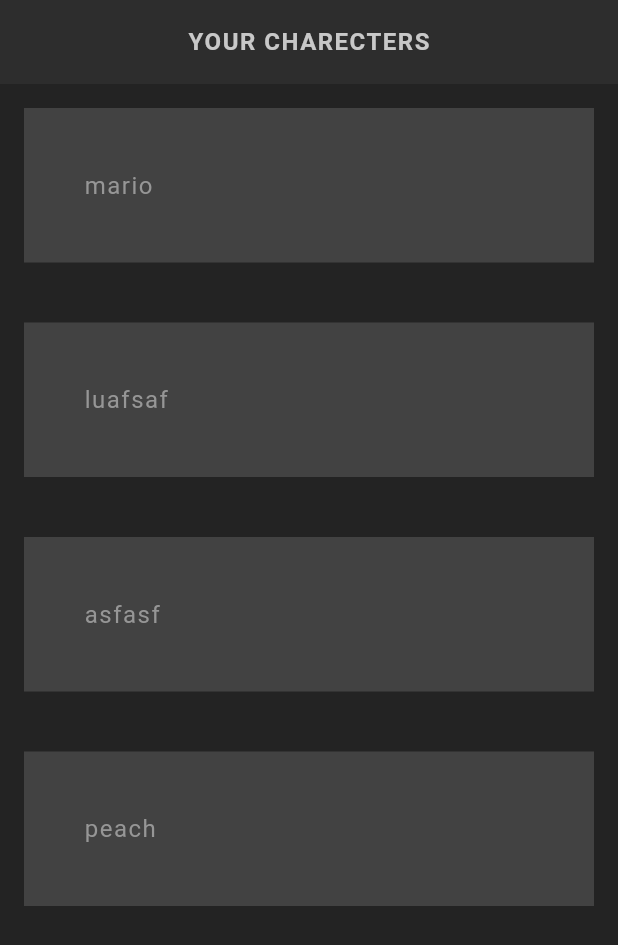
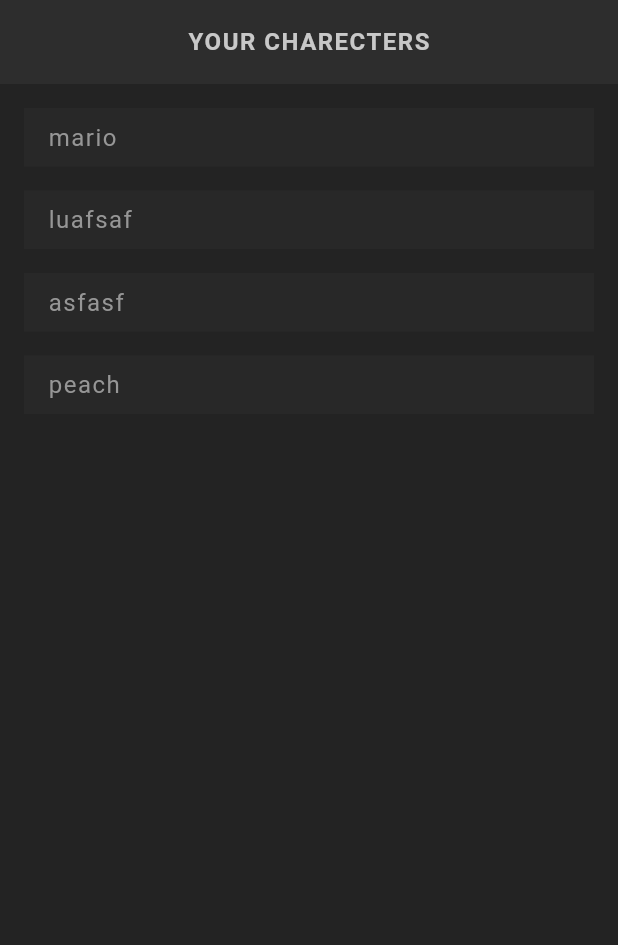
Before and after one commit to msalehabadi/flutter_rpg, a Flutter app: the screen it shows after launch, on a phone screen of 412 x 824 dp. Shown: the top 945 px of the screen. Run offline on Flutter 3.47's test engine with Material 3 defaults, Android fonts, the phone set to English and light mode, and no system bars; our stand-ins replace google_fonts; Roboto replaces fonts that are missing (Kanit).

Commit message:
add card widget for app

```diff
--- /dev/null
+++ b/lib/screens/home/character_card.dart
@@ -0,0 +1,19 @@
+import 'package:flutter/material.dart';
+
+class CharacterCard extends StatelessWidget {
+  const CharacterCard(this.character, {super.key});
+
+  final String character;
+
+  @override
+  Widget build(BuildContext context) {
+    return Card(
+      child: Padding(
+        padding: const EdgeInsets.symmetric(horizontal: 16, vertical: 8),
+        child: Row(
+          children: [Text(character)],
+        ),
+      ),
+    );
+  }
+}
--- a/lib/screens/home/home.dart
+++ b/lib/screens/home/home.dart
@@ -1,5 +1,6 @@
 import 'package:flutter/material.dart';
 import 'package:flutter_rpg/Shared/styled_text.dart';
+import 'package:flutter_rpg/screens/home/character_card.dart';
 
 class Home extends StatefulWidget {
   const Home({super.key});
@@ -25,12 +26,7 @@ class _HomeState extends State<Home> {
               child: ListView.builder(
                   itemCount: characters.length,
                   itemBuilder: (_, index) {
-                    return Container(
-                      color: Colors.grey[800],
-                      padding: const EdgeInsets.all(40),
-                      margin: const EdgeInsets.only(bottom: 40),
-                      child: Text(characters[index]),
-                    );
+                    return CharacterCard(characters[index]);
                   }))
         ]),
       ),
--- a/lib/theme.dart
+++ b/lib/theme.dart
@@ -46,6 +46,15 @@ ThemeData primaryTheme = ThemeData(
         fontWeight: FontWeight.bold,
         letterSpacing: 1,
       )
+    ),
+
+    // card theme
+    cardTheme: CardTheme(
+      color: AppColors.secondaryColor.withOpacity(0.5),
+      surfaceTintColor: Colors.transparent,
+      shape: const RoundedRectangleBorder(),
+      shadowColor: Colors.transparent,
+      margin: const EdgeInsets.only(bottom: 16),
     )
 
   );
```
